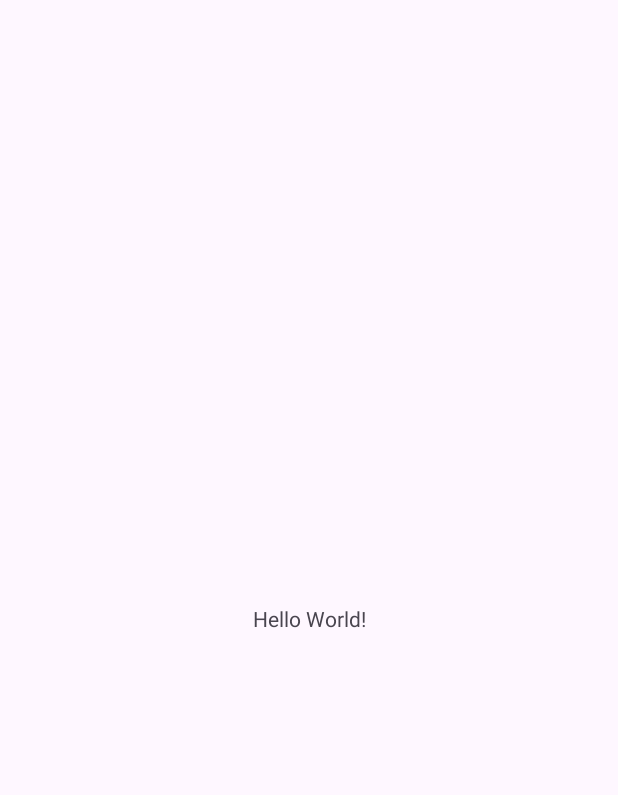
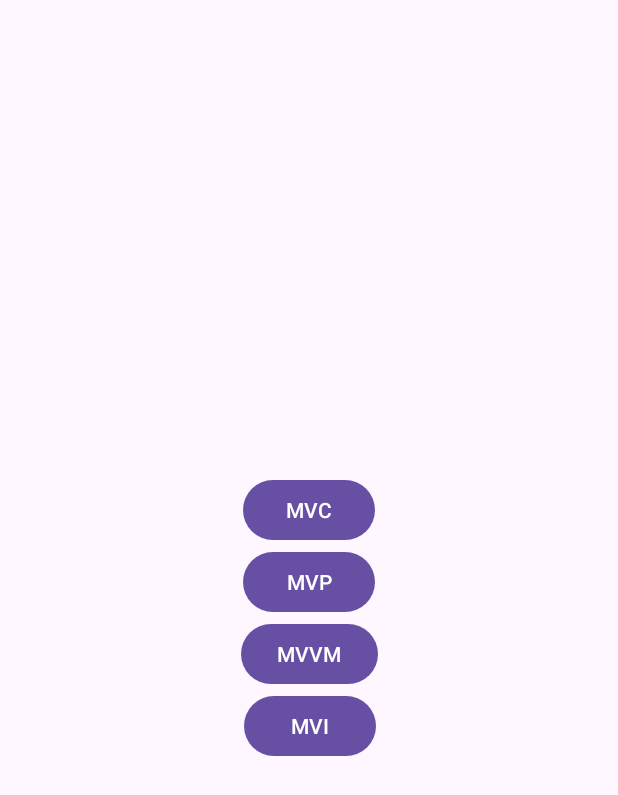
Before and after one commit to wo9374/StudyProject, an Android app: the screen it shows after launch (MainActivity), on a phone screen of 412 x 824 dp. Before the commit the part shown is almost empty. Shown: the top 795 px of the screen. Run offline under Robolectric (Android 15) with nearby library versions, the phone set to English and light mode, and no system bars; our stand-ins replace data binding.

Commit message:
feat: 패턴별 Activity Initial commit

```diff
--- a/DesignPattern/app/src/main/java/com/ljb/designpattern/MainActivity.kt
+++ b/DesignPattern/app/src/main/java/com/ljb/designpattern/MainActivity.kt
@@ -1,11 +1,38 @@
 package com.ljb.designpattern
 
-import androidx.appcompat.app.AppCompatActivity
+import android.content.Intent
 import android.os.Bundle
+import android.view.View
+import com.ljb.designpattern.base.BaseActivity
+import com.ljb.designpattern.databinding.ActivityMainBinding
+import com.ljb.designpattern.mvc.MvcActivity
+import com.ljb.designpattern.mvi.MviActivity
+import com.ljb.designpattern.mvp.MvpActivity
+import com.ljb.designpattern.mvvm.MvvmActivity
 
-class MainActivity : AppCompatActivity() {
+class MainActivity : BaseActivity<ActivityMainBinding>(R.layout.activity_main) {
     override fun onCreate(savedInstanceState: Bundle?) {
         super.onCreate(savedInstanceState)
-        setContentView(R.layout.activity_main)
+        binding.lifecycleOwner = this
+
+        binding.callBack = mainCallback
+    }
+
+    interface MainCallback{ fun onClick(view: View) }
+
+    private val mainCallback = object : MainCallback{
+        override fun onClick(view: View) {
+
+            binding.apply {
+                val intent = Intent(applicationContext, when(view.id){
+                    btnMvc.id -> MvcActivity::class.java
+                    btnMvp.id -> MvpActivity::class.java
+                    btnMvvm.id -> MvvmActivity::class.java
+                    btnMvi.id -> MviActivity::class.java
+                    else -> { MainActivity::class.java}
+                })
+                startActivity(intent)
+            }
+        }
     }
 }
--- /dev/null
+++ b/DesignPattern/app/src/main/java/com/ljb/designpattern/base/BaseActivity.kt
@@ -0,0 +1,21 @@
+package com.ljb.designpattern.base
+
+import android.os.Bundle
+import androidx.appcompat.app.AppCompatActivity
+import androidx.databinding.DataBindingUtil
+import androidx.databinding.ViewDataBinding
+
+abstract class BaseActivity<T: ViewDataBinding>(private val layoutId: Int): AppCompatActivity() {
+    private var _binding: T? = null
+    val binding: T get() = _binding!!
+
+    override fun onCreate(savedInstanceState: Bundle?) {
+        super.onCreate(savedInstanceState)
+        _binding = DataBindingUtil.setContentView(this, layoutId)
+    }
+
+    override fun onDestroy() {
+        super.onDestroy()
+        binding.unbind()
+    }
+}
--- a/DesignPattern/app/src/main/res/layout/activity_main.xml
+++ b/DesignPattern/app/src/main/res/layout/activity_main.xml
@@ -1,18 +1,67 @@
 <?xml version="1.0" encoding="utf-8"?>
-<androidx.constraintlayout.widget.ConstraintLayout xmlns:android="http://schemas.android.com/apk/res/android"
+<layout xmlns:android="http://schemas.android.com/apk/res/android"
     xmlns:app="http://schemas.android.com/apk/res-auto"
-    xmlns:tools="http://schemas.android.com/tools"
+    xmlns:tools="http://schemas.android.com/tools">
+
+    <data>
+        <variable
+            name="callBack"
+            type="com.ljb.designpattern.MainActivity.MainCallback" />
+    </data>
+
+    <androidx.constraintlayout.widget.ConstraintLayout
         android:layout_width="match_parent"
         android:layout_height="match_parent"
         tools:context=".MainActivity">
 
-    <TextView
+        <Button
+            android:id="@+id/btn_mvc"
             android:layout_width="wrap_content"
             android:layout_height="wrap_content"
-        android:text="Hello World!"
+            android:text="@string/mvc"
+            android:onClick="@{callBack::onClick}"
+            app:layout_constraintBottom_toTopOf="@id/btn_mvp"
+            app:layout_constraintEnd_toEndOf="parent"
+            app:layout_constraintHorizontal_bias="0.5"
+            app:layout_constraintStart_toStartOf="parent"
+            app:layout_constraintTop_toTopOf="parent"
+            app:layout_constraintVertical_chainStyle="packed" />
+
+        <Button
+            android:id="@+id/btn_mvp"
+            android:layout_width="wrap_content"
+            android:layout_height="wrap_content"
+            android:text="@string/mvp"
+            android:onClick="@{callBack::onClick}"
+            app:layout_constraintBottom_toTopOf="@id/btn_mvvm"
+            app:layout_constraintEnd_toEndOf="@id/btn_mvc"
+            app:layout_constraintHorizontal_bias="0.5"
+            app:layout_constraintStart_toStartOf="@+id/btn_mvc"
+            app:layout_constraintTop_toBottomOf="@+id/btn_mvc" />
+
+        <Button
+            android:id="@+id/btn_mvvm"
+            android:layout_width="wrap_content"
+            android:layout_height="wrap_content"
+            android:text="@string/mvvm"
+            android:onClick="@{callBack::onClick}"
+            app:layout_constraintBottom_toTopOf="@id/btn_mvi"
+            app:layout_constraintEnd_toEndOf="@id/btn_mvp"
+            app:layout_constraintHorizontal_bias="0.5"
+            app:layout_constraintStart_toStartOf="@id/btn_mvp"
+            app:layout_constraintTop_toBottomOf="@id/btn_mvp" />
+
+        <Button
+            android:id="@+id/btn_mvi"
+            android:layout_width="wrap_content"
+            android:layout_height="wrap_content"
+            android:text="@string/mvi"
+            android:onClick="@{callBack::onClick}"
             app:layout_constraintBottom_toBottomOf="parent"
-        app:layout_constraintEnd_toEndOf="parent"
-        app:layout_constraintStart_toStartOf="parent"
-        app:layout_constraintTop_toTopOf="parent" />
+            app:layout_constraintEnd_toEndOf="@id/btn_mvvm"
+            app:layout_constraintHorizontal_bias="0.5"
+            app:layout_constraintStart_toStartOf="@id/btn_mvvm"
+            app:layout_constraintTop_toBottomOf="@id/btn_mvvm" />
 
     </androidx.constraintlayout.widget.ConstraintLayout>
+</layout>
--- a/DesignPattern/app/src/main/res/values/strings.xml
+++ b/DesignPattern/app/src/main/res/values/strings.xml
@@ -1,3 +1,8 @@
 <resources>
     <string name="app_name">DesignPattern</string>
+
+    <string name="mvc">MVC</string>
+    <string name="mvp">MVP</string>
+    <string name="mvvm">MVVM</string>
+    <string name="mvi">MVI</string>
 </resources>
```
Also changed, not shown: DesignPattern/app/src/main/AndroidManifest.xml (+15 -0 lines), DesignPattern/app/src/main/java/com/ljb/designpattern/mvc/MvcActivity.kt (added, +13 -0 lines), DesignPattern/app/src/main/java/com/ljb/designpattern/mvi/MviActivity.kt (added, +13 -0 lines), DesignPattern/app/src/main/java/com/ljb/designpattern/mvp/MvpActivity.kt (added, +13 -0 lines), DesignPattern/app/src/main/java/com/ljb/designpattern/mvvm/MvvmActivity.kt (added, +13 -0 lines), DesignPattern/app/src/main/res/layout/activity_mvc.xml (added, +12 -0 lines), DesignPattern/app/src/main/res/layout/activity_mvi.xml (added, +12 -0 lines), DesignPattern/app/src/main/res/layout/activity_mvp.xml (added, +12 -0 lines), DesignPattern/app/src/main/res/layout/activity_mvvm.xml (added, +12 -0 lines). Lines whose indentation alone changed are shown as unchanged.
